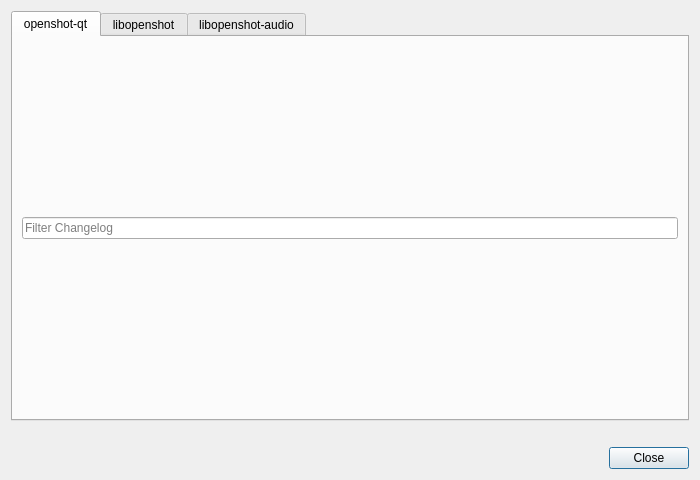
Before: the Qt Designer form src/windows/ui/changelog.ui in OpenShot/openshot-qt, drawn with Qt 5.
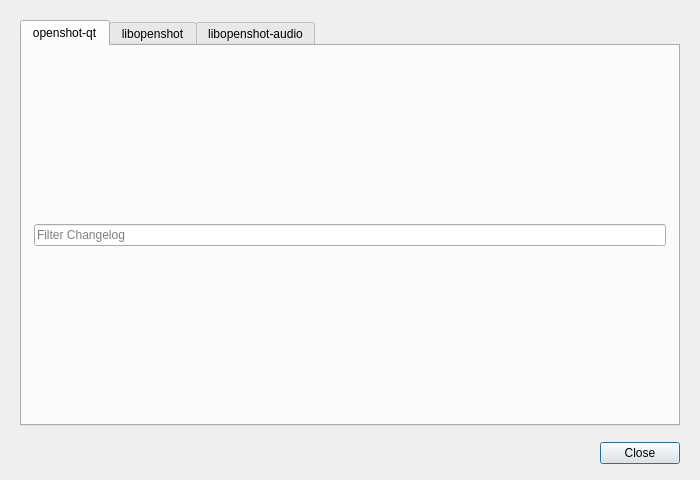
After: the same form once the commit is applied. Icons and pictures are not drawn.

Commit message: Improve License, Credits, and Changelog dialog layouts

The edit to the form file:
```diff
--- a/src/windows/ui/changelog.ui
+++ b/src/windows/ui/changelog.ui
@@ -52,6 +52,18 @@
          </item>
         </layout>
        </item>
+       <property name="leftMargin">
+        <number>12</number>
+       </property>
+       <property name="topMargin">
+        <number>12</number>
+       </property>
+       <property name="rightMargin">
+        <number>12</number>
+       </property>
+       <property name="bottomMargin">
+        <number>12</number>
+       </property>
       </layout>
      </widget>
      <widget class="QWidget" name="tab_libopenshot">
@@ -100,6 +112,8 @@
      </widget>
     </widget>
    </item>
+   <item>
+    <layout class="QHBoxLayout" name="horizontalLayout">
    <item>
     <widget class="QLabel" name="lblGitHubLink">
      <property name="text">
@@ -114,8 +128,6 @@
     </widget>
    </item>
    <item>
-    <layout class="QHBoxLayout" name="horizontalLayout">
-     <item>
       <spacer name="horizontalSpacer">
        <property name="orientation">
         <enum>Qt::Horizontal</enum>
@@ -135,8 +147,26 @@
        </property>
       </widget>
      </item>
+     <property name="spacing">
+      <number>12</number>
+     </property>
     </layout>
    </item>
+   <property name="leftMargin">
+    <number>20</number>
+   </property>
+   <property name="topMargin">
+    <number>20</number>
+   </property>
+   <property name="rightMargin">
+    <number>20</number>
+   </property>
+   <property name="bottomMargin">
+    <number>16</number>
+   </property>
+   <property name="spacing">
+    <number>16</number>
+   </property>
   </layout>
  </widget>
  <resources/>
```
Left out of the diff: 30 changed lines with no effect on the pictures. Lines whose indentation alone changed are shown as unchanged. The commit also changes 7 other files.
